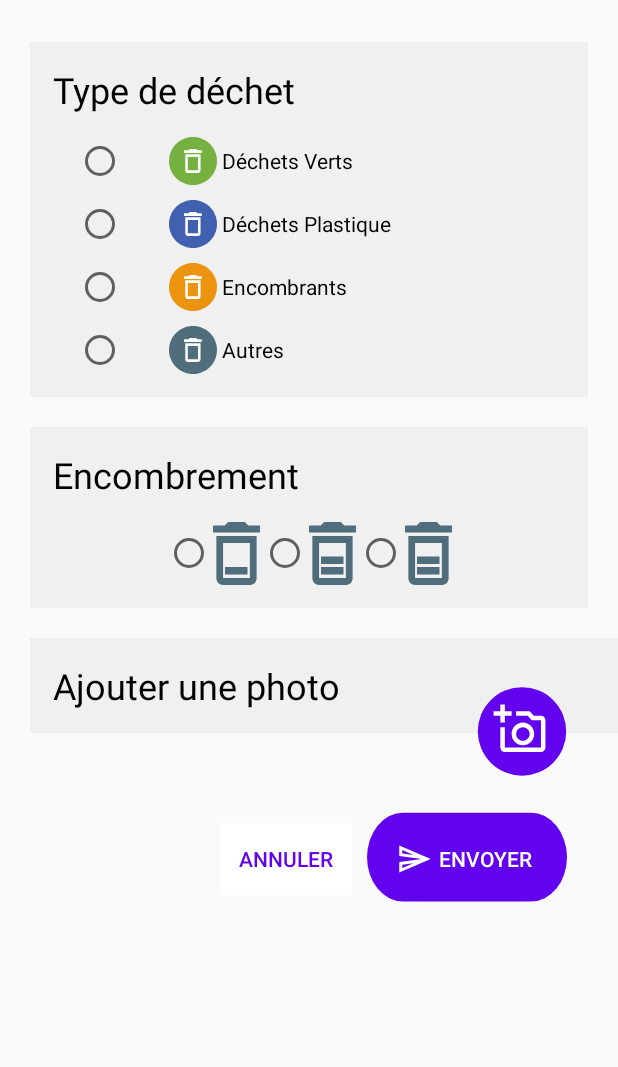
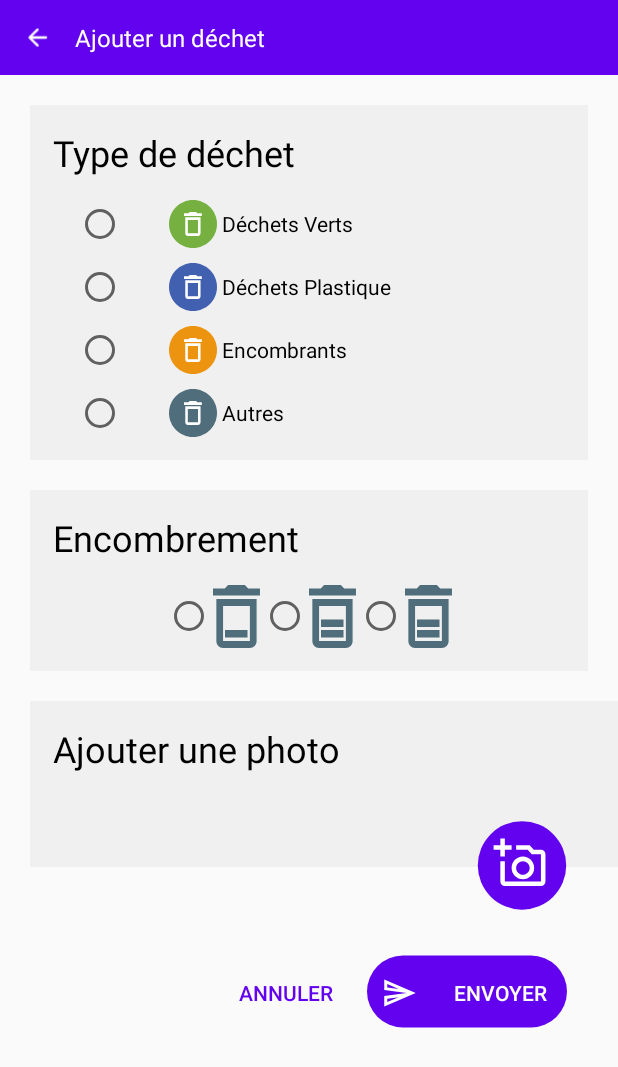
Before and after one commit to Alexandre-MAZURIER/CityCleaner, an Android app: the CreateTrashActivity screen opened directly, with no data from a screen before it, on a phone screen of 412 x 824 dp. Shown: the top 1067 px of the screen. Run offline under Robolectric (Android 15) with nearby library versions, the phone set to English and light mode, and no system bars.

Commit message:
Create trash design corrections

```diff
--- /dev/null
+++ b/app/src/main/res/drawable/ic_back.xml
@@ -0,0 +1,9 @@
+<vector xmlns:android="http://schemas.android.com/apk/res/android"
+    android:width="18dp"
+    android:height="18dp"
+    android:viewportWidth="24"
+    android:viewportHeight="24">
+  <path
+      android:pathData="M19,11H7.83l4.88,-4.88c0.39,-0.39 0.39,-1.03 0,-1.42 -0.39,-0.39 -1.02,-0.39 -1.41,0l-6.59,6.59c-0.39,0.39 -0.39,1.02 0,1.41l6.59,6.59c0.39,0.39 1.02,0.39 1.41,0 0.39,-0.39 0.39,-1.02 0,-1.41L7.83,13H19c0.55,0 1,-0.45 1,-1s-0.45,-1 -1,-1z"
+      android:fillColor="#ffffff"/>
+</vector>
--- a/app/src/main/res/layout/activity_create_trash.xml
+++ b/app/src/main/res/layout/activity_create_trash.xml
@@ -5,18 +5,37 @@
     android:layout_width="match_parent"
     android:layout_height="match_parent">
 
-    <TextView
-        android:id="@+id/text_createtrash"
+    <androidx.constraintlayout.widget.ConstraintLayout
+        android:id="@+id/header"
         android:layout_width="match_parent"
         android:layout_height="wrap_content"
-        android:layout_marginStart="8dp"
-        android:layout_marginTop="8dp"
-        android:layout_marginEnd="8dp"
-        android:textAlignment="center"
-        android:textSize="20sp"
-        app:layout_constraintEnd_toEndOf="parent"
         app:layout_constraintStart_toStartOf="parent"
-        app:layout_constraintTop_toTopOf="parent" />
+        app:layout_constraintTop_toTopOf="parent"
+        android:background="@color/colorPrimary"
+        >
+
+        <ImageView
+            android:id="@+id/back"
+            android:layout_width="50dp"
+            android:layout_height="50dp"
+            android:src="@drawable/ic_back"
+            android:padding="15dp"
+            app:layout_constraintTop_toTopOf="parent"
+            app:layout_constraintStart_toStartOf="parent"/>
+
+        <TextView
+            android:layout_width="wrap_content"
+            android:layout_height="wrap_content"
+            android:text="Ajouter un déchet"
+            app:layout_constraintStart_toEndOf="@id/back"
+            app:layout_constraintTop_toTopOf="@id/back"
+            app:layout_constraintBottom_toBottomOf="@id/back"
+            android:textSize="16sp"
+            android:textColor="@color/white"/>
+
+
+    </androidx.constraintlayout.widget.ConstraintLayout>
+
 
     <androidx.constraintlayout.widget.ConstraintLayout
         android:id="@+id/view3"
@@ -28,7 +47,7 @@
         android:background="@color/colorBlancTifa"
         android:padding="15dp"
         app:layout_constraintStart_toStartOf="parent"
-        app:layout_constraintTop_toTopOf="@id/text_createtrash">
+        app:layout_constraintTop_toBottomOf="@id/header">
 
         <TextView
             android:id="@+id/garbage_type_text"
@@ -178,6 +197,14 @@
             app:layout_constraintStart_toStartOf="parent"
             app:layout_constraintTop_toTopOf="parent" />
 
+        <ImageView
+            android:id="@+id/imageView"
+            android:layout_width="80dp"
+            android:layout_height="80dp"
+            app:layout_constraintTop_toTopOf="parent"
+            app:layout_constraintEnd_toEndOf="parent"
+             />
+
 
     </androidx.constraintlayout.widget.ConstraintLayout>
 
@@ -201,7 +228,6 @@
         android:layout_width="wrap_content"
         android:layout_height="wrap_content"
         android:layout_marginTop="60dp"
-        android:background="#FFFFFF"
         android:text="Annuler"
         android:textColor="@color/colorPrimary"
         app:layout_constraintEnd_toStartOf="@+id/send_button"
@@ -216,22 +242,10 @@
         android:background="@drawable/ic_fab_extended_master_shape"
         android:drawableStart="@drawable/ic_send"
         android:onClick="onSendGarbage"
-        android:padding="30dp"
-
+        android:paddingLeft="20dp"
         android:text="Envoyer"
         android:textColor="#FFFFFF"
         app:layout_constraintBottom_toBottomOf="@id/cancel_button"
         app:layout_constraintEnd_toEndOf="parent"
         app:layout_constraintTop_toTopOf="@id/cancel_button" />
-
-    <ImageView
-
-        android:id="@+id/imageView"
-        android:layout_width="80dp"
-        android:layout_height="80dp"
-
-        app:layout_constraintBottom_toBottomOf="@+id/view5"
-        app:layout_constraintEnd_toStartOf="@+id/imageButton"
-        app:layout_constraintTop_toBottomOf="@+id/view5"
-        app:layout_constraintVertical_bias="0.0" />
 </androidx.constraintlayout.widget.ConstraintLayout>
--- a/app/src/main/res/values/colors.xml
+++ b/app/src/main/res/values/colors.xml
@@ -5,4 +5,6 @@
     <color name="colorAccent">#6202EE</color>
     <color name="colorBlancTifa">#F0F0F0</color>
     <color name="black">#000000</color>
+    <color name="white">#FFF</color>
+
 </resources>
```
